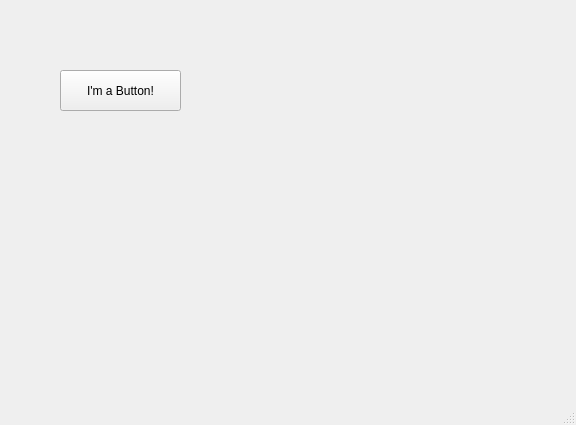
Above: chapter 20/MyFirstGui.ui from eilenee/python-practice before the change. Below: the same form after it.
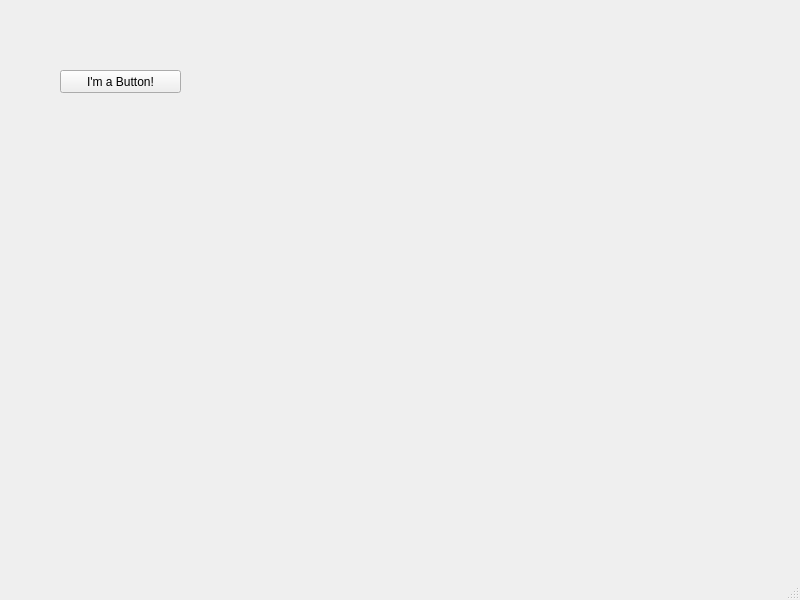
That is the form after the change.

```diff
--- a/chapter 20/MyFirstGui.ui
+++ b/chapter 20/MyFirstGui.ui
@@ -6,8 +6,8 @@
    <rect>
     <x>0</x>
     <y>0</y>
-    <width>576</width>
-    <height>425</height>
+    <width>800</width>
+    <height>600</height>
    </rect>
   </property>
   <property name="windowTitle">
@@ -20,7 +20,7 @@
       <x>60</x>
       <y>70</y>
       <width>121</width>
-      <height>41</height>
+      <height>23</height>
      </rect>
     </property>
     <property name="toolTip">
```
Left out of the diff: 5 changed lines with no effect on the pictures.
